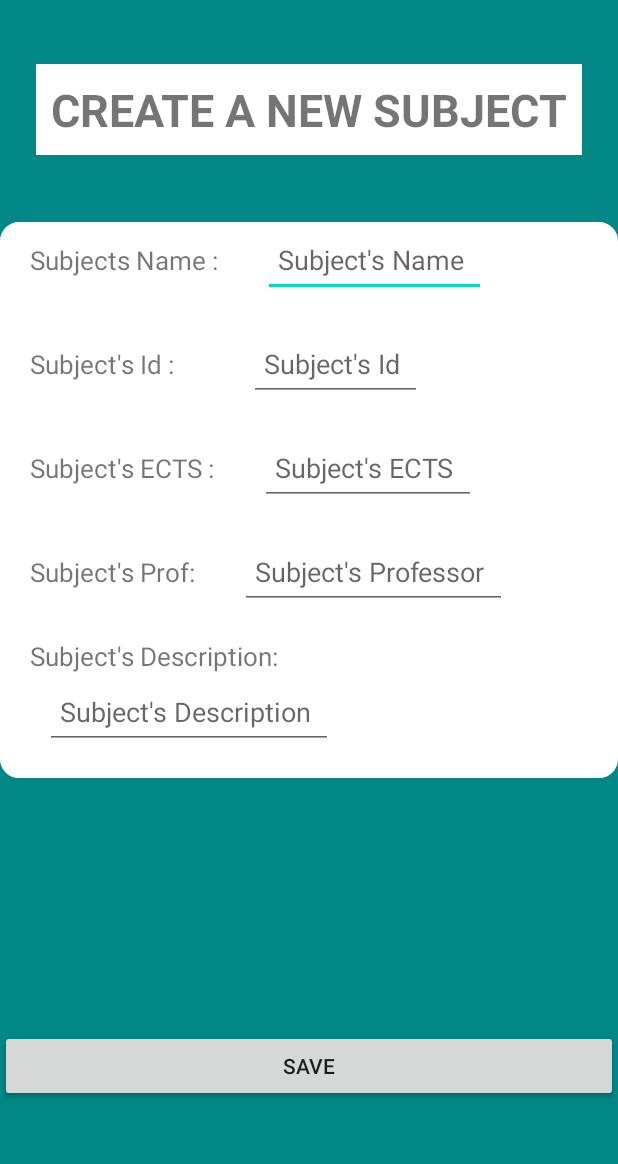
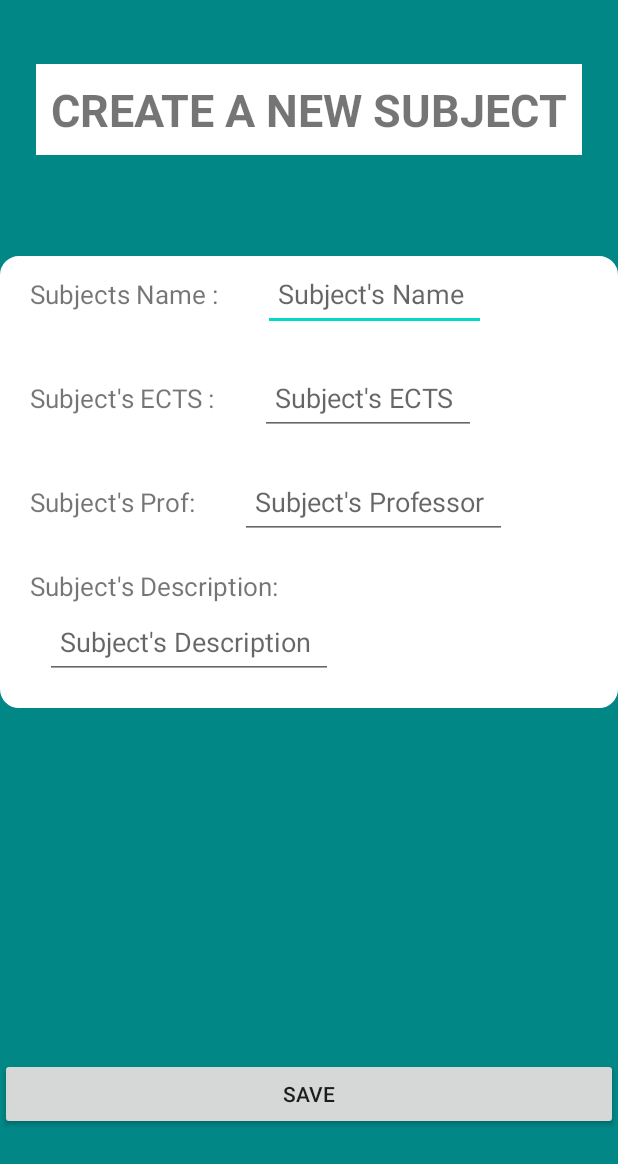
Before and after one commit to GwgwP/UniVerse, an Android app built with Jetpack Compose: the SubjectForm screen opened directly, with no data from a screen before it, on a phone screen of 412 x 824 dp. Shown: the top 1164 px of the screen. Run offline under Robolectric (Android 15) with nearby library versions, the phone set to English and light mode, and no system bars.

Commit message:
debug subject

```diff
--- a/app/src/main/java/gr/aueb/softeng/team02/dao/SubjectDAO.java
+++ b/app/src/main/java/gr/aueb/softeng/team02/dao/SubjectDAO.java
@@ -4,11 +4,16 @@ import gr.aueb.softeng.team02.model.Subject;
 import java.util.*;
 
 public interface SubjectDAO {
+
     public List<Subject> findAll();
     public Subject findSubject(String title);
     public void save(Subject subject);
     public void delete(Subject subject);
     public int nextId();
     public boolean exists(String title);
+//TODO: NEW TEST ABOUT THE IDS
+    public int getNewId();
+
+
 
 }
--- a/app/src/main/java/gr/aueb/softeng/team02/memorydao/SubjectDAOMemory.java
+++ b/app/src/main/java/gr/aueb/softeng/team02/memorydao/SubjectDAOMemory.java
@@ -5,6 +5,8 @@ import gr.aueb.softeng.team02.model.Subject;
 import java.util.*;
 
 public class SubjectDAOMemory implements SubjectDAO {
+
+    static int id =0;
     private static List<Subject> entities = new ArrayList<>();
     @Override
     public List<Subject> findAll() { return new ArrayList<>(entities);}
@@ -21,6 +23,7 @@ public class SubjectDAOMemory implements SubjectDAO {
     @Override
     public void save(Subject subject) {
         if (!this.entities.contains(subject))
+            subject.setId(getNewId());
             this.entities.add(subject);
     }
 
@@ -43,4 +46,9 @@ public class SubjectDAOMemory implements SubjectDAO {
         }
         return false;
     }
+
+    @Override
+    public int getNewId() {
+        return id++;
+    }
 }
--- a/app/src/main/java/gr/aueb/softeng/team02/model/Subject.java
+++ b/app/src/main/java/gr/aueb/softeng/team02/model/Subject.java
@@ -10,8 +10,8 @@ public class Subject {
     private String title;
     private Set<Subject> prerequisities;
 
-    public Subject(int id, String professor, int ects, String desc, String title) {
-        this.id = id;
+    public Subject( String professor, int ects, String desc, String title) {
+        this.id = 0;
         this.professor = professor;
         this.ects = ects;
         this.desc = desc;
--- a/app/src/main/java/gr/aueb/softeng/team02/view/Search/SearchFragment.java
+++ b/app/src/main/java/gr/aueb/softeng/team02/view/Search/SearchFragment/SearchFragment.java
@@ -1,4 +1,4 @@
-package gr.aueb.softeng.team02.view.Search;
+package gr.aueb.softeng.team02.view.Search.SearchFragment;
 
 import android.content.Intent;
 import android.os.Bundle;
@@ -24,7 +24,7 @@ import gr.aueb.softeng.team02.model.OfferedSubject;
 import gr.aueb.softeng.team02.view.Search.Information.InformationSubject;
 
 
-public class SearchFragment extends Fragment implements SearchView{
+public class SearchFragment extends Fragment implements SearchView {
     private Initializer init;
     private LinearLayout subjectContainer;
     private View myView;
--- a/app/src/main/java/gr/aueb/softeng/team02/view/Search/SearchPresenter.java
+++ b/app/src/main/java/gr/aueb/softeng/team02/view/Search/SearchFragment/SearchPresenter.java
@@ -1,4 +1,4 @@
-package gr.aueb.softeng.team02.view.Search;
+package gr.aueb.softeng.team02.view.Search.SearchFragment;
 
 import gr.aueb.softeng.team02.dao.OfferedSubjectDAO;
 
--- a/app/src/main/java/gr/aueb/softeng/team02/view/Search/SearchView.java
+++ b/app/src/main/java/gr/aueb/softeng/team02/view/Search/SearchFragment/SearchView.java
@@ -1,4 +1,4 @@
-package gr.aueb.softeng.team02.view.Search;
+package gr.aueb.softeng.team02.view.Search.SearchFragment;
 
 import android.widget.TextView;
 
--- a/app/src/main/java/gr/aueb/softeng/team02/view/Secretary/HomeSecretaryPresenter.java
+++ b/app/src/main/java/gr/aueb/softeng/team02/view/Secretary/HomeSecretaryPresenter.java
@@ -1,11 +1,9 @@
 package gr.aueb.softeng.team02.view.Secretary;
-
-import android.util.Log;
 
 import gr.aueb.softeng.team02.R;
 import gr.aueb.softeng.team02.view.AcademicYear.AcademicYearFragment;
 import gr.aueb.softeng.team02.view.OfferedSubject.OfferedSubjectFragment;
-import gr.aueb.softeng.team02.view.Subject.SubjectFragment;
+import gr.aueb.softeng.team02.view.Subject.SubjectFragment.SubjectFragment;
 
 
 public class HomeSecretaryPresenter {
--- a/app/src/main/java/gr/aueb/softeng/team02/view/Student/HomeStudentPresenter.java
+++ b/app/src/main/java/gr/aueb/softeng/team02/view/Student/HomeStudentPresenter.java
@@ -2,7 +2,7 @@ package gr.aueb.softeng.team02.view.Student;
 
 import gr.aueb.softeng.team02.R;
 import gr.aueb.softeng.team02.view.Progress.ProgressFragment;
-import gr.aueb.softeng.team02.view.Search.SearchFragment;
+import gr.aueb.softeng.team02.view.Search.SearchFragment.SearchFragment;
 import gr.aueb.softeng.team02.view.Submission.SubmissionFragment;
 
 public class HomeStudentPresenter {
--- a/app/src/main/java/gr/aueb/softeng/team02/view/Subject/SubjectAdd/SubjectForm.java
+++ b/app/src/main/java/gr/aueb/softeng/team02/view/Subject/SubjectAdd/SubjectForm.java
@@ -1,9 +1,9 @@
 package gr.aueb.softeng.team02.view.Subject.SubjectAdd;
 
-import static androidx.core.content.ContentProviderCompat.requireContext;
 
 import android.app.Activity;
 import android.app.AlertDialog;
+import android.content.Context;
 import android.content.DialogInterface;
 import android.content.Intent;
 import android.os.Bundle;
@@ -25,13 +25,13 @@ public class SubjectForm extends Activity implements SubjectFormView{
     private EditText title;
     private EditText ects;
     private EditText prof;
-    private EditText id;
+
     private EditText desc;
     private Button send;
 
     private ImageView xTitle;
     private ImageView xProf;
-    private ImageView xId;
+
     private ImageView xEcts;
     private ImageView xDesc;
 
@@ -52,14 +52,13 @@ public class SubjectForm extends Activity implements SubjectFormView{
         title=(EditText) findViewById(R.id.subjectTitle);
         ects=(EditText) findViewById(R.id.subjectEcts);
         prof=(EditText) findViewById(R.id.subjectpProfessor);
-        id=(EditText) findViewById(R.id.subjectId);
         desc= (EditText) findViewById(R.id.subjectDesc);
         send= (Button) findViewById(R.id.saveSubjectBut);
         init = new MemoryInitializer();
 
         xTitle = (ImageView) findViewById(R.id.exTitle);
         xProf = (ImageView) findViewById(R.id.exProf);
-        xId = (ImageView) findViewById(R.id.exId);
+
         xEcts = (ImageView) findViewById(R.id.exEcts);
         xDesc = (ImageView) findViewById(R.id.exDesc);
 
@@ -77,7 +76,6 @@ public class SubjectForm extends Activity implements SubjectFormView{
         super.onStart();
         xTitle.setVisibility(View.GONE);
         xProf.setVisibility(View.GONE);
-        xId.setVisibility(View.GONE);
         xEcts.setVisibility(View.GONE);
         xDesc.setVisibility(View.GONE);
 
@@ -102,16 +100,14 @@ public class SubjectForm extends Activity implements SubjectFormView{
     public String getEcts(){
         return ects.getText().toString().trim();
     }
-    public String getId(){
-        return id.getText().toString().trim();
-    }
+
     public String getDesc(){
         return desc.getText().toString().trim();
     }
 
     public void setexTitle(){ xTitle.setVisibility(View.VISIBLE);}
     public void setexProf(){ xProf.setVisibility(View.VISIBLE);}
-    public void setexId(){ xId.setVisibility(View.VISIBLE);}
+
     public void setexEcts(){ xEcts.setVisibility(View.VISIBLE);}
     public void setexDesc(){ xDesc.setVisibility(View.VISIBLE);}
 
@@ -127,9 +123,7 @@ public class SubjectForm extends Activity implements SubjectFormView{
     public void invEcts(){
         xEcts.setVisibility(View.GONE);
     }
-    public void invId(){
-        xId.setVisibility(View.GONE);
-    }
+
 
     public void printEr1(){
         Toast.makeText(getApplicationContext(),"Please write all the subject's attributes ",Toast.LENGTH_SHORT).show();
@@ -165,6 +159,10 @@ public class SubjectForm extends Activity implements SubjectFormView{
         startActivity(intent);
     }
 
+    public void invalidInput(){
+        Toast.makeText(getApplicationContext(),"Inavlid input in the ects box .Please write only numbers",Toast.LENGTH_SHORT).show();
+    }
+
 
 
 
--- a/app/src/main/java/gr/aueb/softeng/team02/view/Subject/SubjectAdd/SubjectFormView.java
+++ b/app/src/main/java/gr/aueb/softeng/team02/view/Subject/SubjectAdd/SubjectFormView.java
@@ -4,11 +4,11 @@ public interface SubjectFormView {
     public String getSubTitle();
     public String getProf();
     public String getDesc();
-    public String getId();
+
     public String getEcts();
     public void setexTitle();
     public void setexProf();
-    public void setexId();
+
     public void setexEcts();
     public void setexDesc();
     public void printEr1();
@@ -16,10 +16,12 @@ public interface SubjectFormView {
     public void invDesc();
     public void invProf();
     public void invEcts();
-    public void invId();
+
     public void sameSubject();
 
     public void messageSave();
     public void getBack();
 
+    public void invalidInput();
+
 }
--- a/app/src/main/java/gr/aueb/softeng/team02/view/Subject/SubjectFragment.java
+++ b/app/src/main/java/gr/aueb/softeng/team02/view/Subject/SubjectFragment/SubjectFragment.java
@@ -1,6 +1,5 @@
-package gr.aueb.softeng.team02.view.Subject;
+package gr.aueb.softeng.team02.view.Subject.SubjectFragment;
 
-import android.app.AlertDialog;
 import android.content.Intent;
 import android.os.Bundle;
 
--- a/app/src/main/java/gr/aueb/softeng/team02/view/Subject/SubjectView.java
+++ b/app/src/main/java/gr/aueb/softeng/team02/view/Subject/SubjectFragment/SubjectView.java
@@ -1,4 +1,4 @@
-package gr.aueb.softeng.team02.view.Subject;
+package gr.aueb.softeng.team02.view.Subject.SubjectFragment;
 
 import java.util.List;
 
--- a/app/src/main/res/layout/activity_subject_form.xml
+++ b/app/src/main/res/layout/activity_subject_form.xml
@@ -79,49 +79,7 @@
                 />
 
         </LinearLayout>
-        <!--SUBJECTS ID -->
-        <LinearLayout
-            android:id="@+id/linearLayoutId"
-            android:layout_width="match_parent"
-            android:layout_height="wrap_content"
-            android:layout_marginBottom="19dp"
 
-            android:orientation="horizontal"
-            app:layout_constraintBottom_toBottomOf="parent"
-            app:layout_constraintTop_toTopOf="parent"
-            app:layout_constraintVertical_bias="0.353"
-            tools:layout_editor_absoluteX="0dp">
-
-            <TextView
-                android:layout_width="wrap_content"
-                android:layout_height="wrap_content"
-                android:layout_marginStart="20dp"
-                android:text="@string/subject_s_id"
-                android:textSize="17sp">
-
-            </TextView>
-
-            <EditText
-                android:id="@+id/subjectId"
-                android:layout_width="wrap_content"
-                android:layout_height="50dp"
-                android:layout_marginStart="50dp"
-                android:hint="Subject's Id "
-                android:padding="10dp"
-                tools:layout_editor_absoluteX="73dp"
-                tools:layout_editor_absoluteY="394dp">
-
-            </EditText>
-
-            <ImageView
-                android:id="@+id/exId"
-                android:layout_width="wrap_content"
-                android:layout_height="wrap_content"
-                android:src="@android:drawable/ic_delete"
-                android:layout_marginStart="85dp"
-                />
-
-        </LinearLayout>
         <!--SUBJECTS ECTS-->
         <LinearLayout
             android:id="@+id/linearLayoutEcts"
@@ -262,7 +220,7 @@
         android:text="@string/save"
         app:layout_constraintBottom_toBottomOf="parent"
         app:layout_constraintTop_toTopOf="parent"
-        app:layout_constraintVertical_bias="0.885"
+        app:layout_constraintVertical_bias="0.909"
         tools:layout_editor_absoluteX="0dp" />
 
 </androidx.constraintlayout.widget.ConstraintLayout>
--- a/app/src/main/res/navigation/my_nav.xml
+++ b/app/src/main/res/navigation/my_nav.xml
@@ -12,7 +12,7 @@
         tools:layout="@layout/fragment_home_student" />
     <fragment
         android:id="@+id/searchFragment"
-        android:name="gr.aueb.softeng.team02.view.Search.SearchFragment"
+        android:name="gr.aueb.softeng.team02.view.Search.SearchFragment.SearchFragment"
         android:label="fragment_search"
         tools:layout="@layout/fragment_search" />
     <fragment
--- a/app/src/main/res/navigation/my_nav_secretary.xml
+++ b/app/src/main/res/navigation/my_nav_secretary.xml
@@ -22,7 +22,7 @@
         tools:layout="@layout/fragment_offered_subject" />
     <fragment
         android:id="@+id/subjectFragment"
-        android:name="gr.aueb.softeng.team02.view.Subject.SubjectFragment"
+        android:name="gr.aueb.softeng.team02.view.Subject.SubjectFragment.SubjectFragment"
         android:label="fragment_subject"
         tools:layout="@layout/fragment_subject" />
 </navigation>
```
Also changed, not shown: app/src/main/java/gr/aueb/softeng/team02/dao/Initializer.java (+37 -37 lines), app/src/main/java/gr/aueb/softeng/team02/view/Subject/SubjectAdd/SubjectFormPresenter.java (+29 -18 lines), app/src/main/java/gr/aueb/softeng/team02/view/Subject/SubjectFragment/SubjectPresenter.java (renamed from app/src/main/java/gr/aueb/softeng/team02/view/Subject/SubjectPresenter.java, +1 -8 lines).
